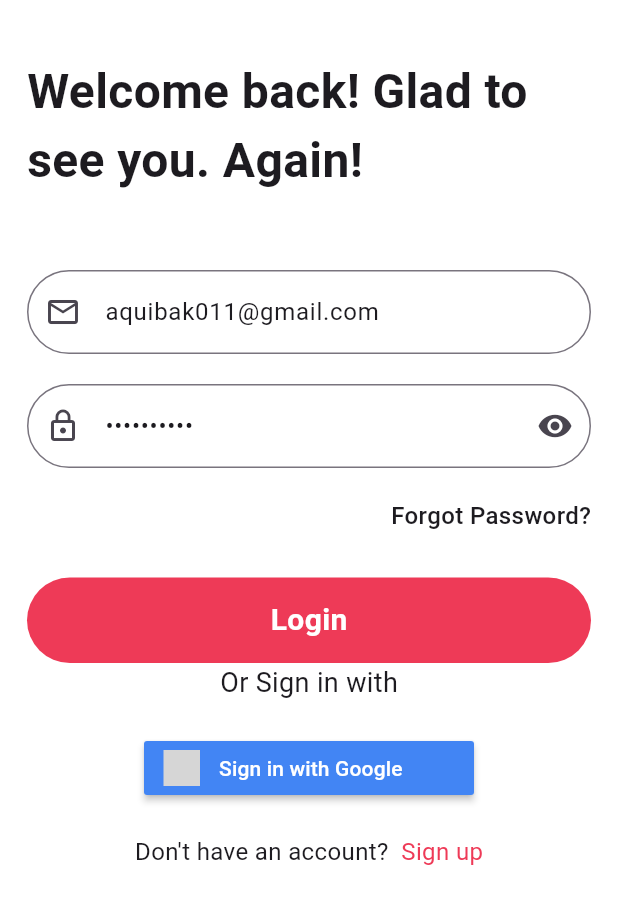
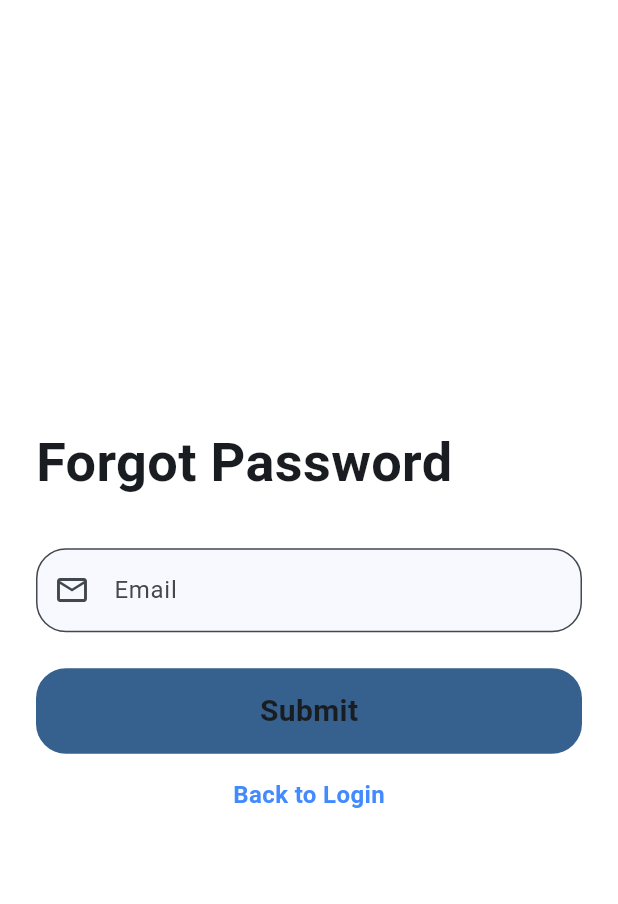
Before and after one commit to Aquib-ig/Mileage-Calculator, a Flutter app: the screen it shows after launch, after a tap on "Forgot Password?", on a phone screen of 412 x 824 dp. Shown: the top 904 px of the screen. Run offline on Flutter 3.47's test engine with Material 3 defaults, Android fonts, the phone set to English and light mode, and no system bars; our stand-ins replace cloud_firestore, firebase_auth, firebase_core, logger; accounts and stored records are empty; grey boxes are pictures that could not be loaded.

```diff
--- a/lib/main.dart
+++ b/lib/main.dart
@@ -4,6 +4,7 @@ import 'package:mileage_calculator/firebase_options.dart';
 import 'package:mileage_calculator/providers/auth_provider.dart';
 import 'package:mileage_calculator/providers/theme_provider.dart';
 import 'package:mileage_calculator/screens/auth/signin_screen.dart';
+import 'package:mileage_calculator/screens/auth/signup_screen.dart';
 import 'package:mileage_calculator/themes/app_theme.dart';
 import 'package:provider/provider.dart';
 
--- a/lib/providers/auth_provider.dart
+++ b/lib/providers/auth_provider.dart
@@ -105,4 +105,20 @@ class AuthProvider extends ChangeNotifier {
       notifyListeners();
     }
   }
+
+Future<void> forgotPassword(String email) async {
+  try {
+    _isLoading = true;
+    notifyListeners();
+
+    await _auth.sendPasswordResetEmail(email: email);
+  } on FirebaseAuthException catch (e) {
+    _logger.e("Forgot password error: ${e.code} - ${e.message}");
+    throw Exception("Failed to send reset email: ${e.message}");
+  } finally {
+    _isLoading = false;
+    notifyListeners();
+  }
 }
+
+}
--- a/lib/screens/auth/forget_password_screen.dart
+++ b/lib/screens/auth/forget_password_screen.dart
@@ -0,0 +1,84 @@
+import 'package:flutter/material.dart';
+import 'package:mileage_calculator/widgets/app_button.dart';
+import 'package:mileage_calculator/widgets/app_text_form_field.dart';
+
+class ForgetPasswordScreen extends StatefulWidget {
+  const ForgetPasswordScreen({super.key});
+
+  @override
+  State<ForgetPasswordScreen> createState() => _ForgetPasswordScreenState();
+}
+
+class _ForgetPasswordScreenState extends State<ForgetPasswordScreen> {
+  final TextEditingController _emailController = TextEditingController();
+  final _formKey = GlobalKey<FormState>();
+
+  @override
+  Widget build(BuildContext context) {
+    return Scaffold(
+      body: Center(
+        child: SingleChildScrollView(
+          padding: const EdgeInsets.symmetric(horizontal: 24.0),
+          child: Form(
+            key: _formKey,
+            child: Column(
+              mainAxisSize: MainAxisSize.min,
+              children: [
+                Align(
+                  alignment: Alignment.centerLeft,
+                  child: Text(
+                    "Forgot Password",
+                    style: TextStyle(fontSize: 36, fontWeight: FontWeight.bold),
+                  ),
+                ),
+                const SizedBox(height: 32),
+
+                /// Email Text Field
+                AppTextFormField(
+                  controller: _emailController,
+                  keyboardType: TextInputType.emailAddress,
+                  hintText: "Enter your email",
+                  lableText: "Email",
+                  prefixIcon: Icon(Icons.email_outlined),
+                  obscureText: false,
+                  validator: (value) {
+                    if (value == null || value.isEmpty) {
+                      return "Email cannot be empty";
+                    }
+                    return null;
+                  },
+                ),
+                const SizedBox(height: 24),
+
+                /// Submit Button
+                AppButton(
+                  child: Text(
+                    "Submit",
+                    style: TextStyle(fontSize: 20, fontWeight: FontWeight.bold),
+                  ),
+                  onTap: () {},
+                ),
+                SizedBox(height: 16),
+
+                GestureDetector(
+                  onTap: () {
+                    _emailController.clear();
+                    Navigator.pop(context);
+                  },
+                  child: Text(
+                    "Back to Login",
+                    style: TextStyle(
+                      color: Colors.blueAccent,
+                      fontWeight: FontWeight.bold,
+                      fontSize: 16,
+                    ),
+                  ),
+                ),
+              ],
+            ),
+          ),
+        ),
+      ),
+    );
+  }
+}
--- a/lib/screens/auth/signin_screen.dart
+++ b/lib/screens/auth/signin_screen.dart
@@ -1,9 +1,9 @@
 import 'dart:developer';
 
 import 'package:flutter/material.dart';
-import 'package:flutter_signin_button/flutter_signin_button.dart';
 import 'package:mileage_calculator/providers/auth_provider.dart';
 import 'package:mileage_calculator/screens/app/home_screen.dart';
+import 'package:mileage_calculator/screens/auth/forget_password_screen.dart';
 import 'package:mileage_calculator/screens/auth/signup_screen.dart';
 import 'package:mileage_calculator/widgets/app_button.dart';
 import 'package:mileage_calculator/widgets/app_text_form_field.dart';
@@ -17,68 +17,86 @@ class SigninScreen extends StatefulWidget {
 }
 
 class _SigninScreenState extends State<SigninScreen> {
-  final TextEditingController _emailController = TextEditingController(
-    text: "aquibak011@gmail.com",
-  );
-  final TextEditingController _passwordController = TextEditingController(
-    text: "aquibak011",
-  );
+  final TextEditingController _emailController = TextEditingController();
+  final TextEditingController _passwordController = TextEditingController();
   final _formKey = GlobalKey<FormState>();
-  bool _isPasswordVisible = true;
+  bool _isPasswordVisible = false;
 
   @override
   Widget build(BuildContext context) {
     final authProvider = context.watch<AuthProvider>();
 
     return Scaffold(
-      body: SafeArea(
-        child: SingleChildScrollView(
-          child: Padding(
-            padding: const EdgeInsets.all(18),
+      body: LayoutBuilder(
+        builder: (context, constraints) {
+          double maxWidth = constraints.maxWidth > 600 ? 500 : double.infinity;
+          double maxHeight = MediaQuery.of(context).size.height;
+
+          return SingleChildScrollView(
+            child: Container(
+              width: maxWidth,
+              height: maxHeight,
+              padding: const EdgeInsets.symmetric(horizontal: 24.0),
               child: Column(
                 children: [
+                  const Spacer(),
                   Form(
                     key: _formKey,
                     child: Column(
-                    mainAxisAlignment: MainAxisAlignment.center,
+                      crossAxisAlignment: CrossAxisAlignment.center,
                       children: [
-                      const SizedBox(height: 20),
-                      Text(
-                        "Welcome back! Glad to see you. Again!",
-                        textAlign: TextAlign.left,
-                        style: const TextStyle(
+                        Align(
+                          alignment: Alignment.centerLeft,
+                          child: Text(
+                            "Welcome Back!",
+                            style: TextStyle(
                               fontSize: 32,
                               fontWeight: FontWeight.bold,
                             ),
                           ),
-                      const SizedBox(height: 50),
+                        ),
+                        SizedBox(height: 10),
+                        Align(
+                          alignment: Alignment.centerLeft,
+                          child: Text(
+                            "Sign in to continue your journey.",
+                            style: TextStyle(
+                              fontSize: 18,
+                              color: Colors.grey,
+                              fontWeight: FontWeight.w500,
+                            ),
+                          ),
+                        ),
+                        SizedBox(height: 40),
+
                         AppTextFormField(
                           controller: _emailController,
+                          hintText: "Enter your email",
+                          lableText: "Email",
+                          prefixIcon: Icon(Icons.email_outlined),
                           keyboardType: TextInputType.emailAddress,
-                        hintText: "Email",
-                        prefixIcon: const Icon(Icons.email_outlined),
                           obscureText: false,
                           validator: (value) {
                             if (value == null || value.isEmpty) {
                               return "Email cannot be empty";
-                          } else if (!RegExp(
-                            r"^[a-zA-Z0-9._%+-]+@[a-zA-Z0-9.-]+\.[a-zA-Z]{2,}$",
-                          ).hasMatch(value)) {
-                            return "Enter a valid email";
                             }
                             return null;
                           },
                         ),
-                      const SizedBox(height: 20),
+                        SizedBox(height: 20),
+
                         AppTextFormField(
                           controller: _passwordController,
-                        hintText: "Password",
-                        prefixIcon: const Icon(Icons.lock_outline),
+                          hintText: "Enter your password",
+                          lableText: "Password",
+                          obscureText: !_isPasswordVisible,
+                          prefixIcon: Icon(Icons.lock_outline),
+                          keyboardType: TextInputType.text,
                           suffixIcon: IconButton(
                             icon: Icon(
                               _isPasswordVisible
-                                ? Icons.visibility
-                                : Icons.visibility_off,
+                                  ? Icons.visibility_off_outlined
+                                  : Icons.visibility_outlined,
                             ),
                             onPressed: () {
                               setState(() {
@@ -86,8 +104,6 @@ class _SigninScreenState extends State<SigninScreen> {
                               });
                             },
                           ),
-                        obscureText: _isPasswordVisible,
-                        keyboardType: TextInputType.text,
                           validator: (value) {
                             if (value == null || value.length < 6) {
                               return "Password must be at least 6 characters";
@@ -95,23 +111,31 @@ class _SigninScreenState extends State<SigninScreen> {
                             return null;
                           },
                         ),
-                      const SizedBox(height: 20),
+                        const SizedBox(height: 12),
+
                         Align(
                           alignment: Alignment.centerRight,
                           child: GestureDetector(
                             onTap: () {
-                            log("forgot button tapped!");
+
+                              Navigator.push(
+                                context,
+                                MaterialPageRoute(
+                                  builder: (_) => ForgetPasswordScreen(),
+                                ),
+                              );
                             },
-                          child: const Text(
+                            child: Text(
                               "Forgot Password?",
                               style: TextStyle(
-                              fontSize: 16,
-                              fontWeight: FontWeight.w500,
+                                color: Colors.blueAccent,
+                                fontWeight: FontWeight.bold,
                               ),
                             ),
                           ),
                         ),
-                      const SizedBox(height: 30),
+                        SizedBox(height: 20),
+
                         AppButton(
                           onTap: authProvider.isLoading
                               ? null
@@ -122,14 +146,13 @@ class _SigninScreenState extends State<SigninScreen> {
                                         _emailController.text.trim(),
                                         _passwordController.text.trim(),
                                       );
-                                    log("Login Successfull!!");
+
                                       _emailController.clear();
                                       _passwordController.clear();
-
-                                    Navigator.push(
+                                      Navigator.pushReplacement(
                                         context,
                                         MaterialPageRoute(
-                                        builder: (_) => const HomeScreen(),
+                                          builder: (_) => HomeScreen(),
                                         ),
                                       );
                                     } catch (e) {
@@ -146,51 +169,71 @@ class _SigninScreenState extends State<SigninScreen> {
                                     color: Colors.white,
                                   ),
                                 )
-                            : const Center(
-                                child: Text(
-                                  "Login",
+                              : Text(
+                                  "Sign In",
                                   style: TextStyle(
                                     fontSize: 20,
-                                    color: Colors.white,
+
                                     fontWeight: FontWeight.bold,
                                   ),
                                 ),
                         ),
+                        SizedBox(height: 20),
+                        Row(
+                          children: [
+                            Expanded(
+                              child: Divider(
+                                thickness: 1,
+                                color: Colors.grey.shade400,
+                              ),
+                            ),
+                            Padding(
+                              padding: const EdgeInsets.symmetric(
+                                horizontal: 8.0,
+                              ),
+                              child: Text(
+                                "or",
+                                style: TextStyle(color: Colors.grey),
+                              ),
+                            ),
+                            Expanded(
+                              child: Divider(
+                                thickness: 1,
+                                color: Colors.grey.shade400,
+                              ),
                             ),
                           ],
                         ),
-                ),
-                Column(
-                  children: [
-                    const Text(
-                      "Or Sign in with",
-                      style: TextStyle(fontSize: 18),
-                    ),
-                    const SizedBox(height: 20),
-                    SignInButton(Buttons.GoogleDark, onPressed: () {}),
-                    const SizedBox(height: 20),
+
+                        SizedBox(height: 20),
+
                         Row(
                           mainAxisAlignment: MainAxisAlignment.center,
                           children: [
-                        const Text(
-                          "Don't have an account? ",
-                          style: TextStyle(fontSize: 16),
+                            GestureDetector(
+                              onTap: () {},
+                              child: CircleAvatar(
+                                backgroundColor: Theme.of(
+                                  context,
+                                ).colorScheme.surface,
+                                radius: 20,
+                                child: Image.asset(
+                                  height: 20,
+                                  "assets/images/google_logo.png",
                                 ),
+                              ),
+                            ),
+                            SizedBox(width: 20),
                             GestureDetector(
-                          onTap: () {
-                            log("Sign up tapped");
-                            Navigator.push(
+                              onTap: () {},
+                              child: CircleAvatar(
+                                radius: 20,
+                                backgroundColor: Theme.of(
                                   context,
-                              MaterialPageRoute(
-                                builder: (context) => const SignupScreen(),
-                              ),
-                            );
-                          },
-                          child: const Text(
-                            " Sign up",
-                            style: TextStyle(
-                              color: Color(0xffee3a57),
-                              fontSize: 16,
+                                ).colorScheme.surface,
+                                child: Image.asset(
+                                  height: 24,
+                                  "assets/images/facebook_logo.png",
                                 ),
                               ),
                             ),
@@ -198,10 +241,35 @@ class _SigninScreenState extends State<SigninScreen> {
                         ),
                       ],
                     ),
+                  ),
+                  Spacer(),
+                  Row(
+                    mainAxisAlignment: MainAxisAlignment.center,
+                    children: [
+                      Text("Don’t have an account? "),
+                      GestureDetector(
+                        onTap: () {
+                          Navigator.push(
+                            context,
+                            MaterialPageRoute(builder: (_) => SignupScreen()),
+                          );
+                        },
+                        child: const Text(
+                          "Sign Up",
+                          style: TextStyle(
+                            color: Colors.blueAccent,
+                            fontWeight: FontWeight.bold,
+                          ),
+                        ),
+                      ),
+                    ],
+                  ),
+                  const SizedBox(height: 16),
                 ],
               ),
             ),
-        ),
+          );
+        },
       ),
     );
   }
--- a/lib/themes/app_theme.dart
+++ b/lib/themes/app_theme.dart
@@ -5,9 +5,9 @@ class AppTheme {
     brightness: Brightness.light,
     primarySwatch: Colors.blue,
     scaffoldBackgroundColor: Colors.white,
-    appBarTheme: const AppBarTheme(
-      backgroundColor: Colors.blue,
-      foregroundColor: Colors.white,
+    colorScheme: ColorScheme.fromSeed(
+      seedColor: Colors.blue,
+      secondary: Colors.deepPurple,
     ),
   );
 
@@ -15,9 +15,9 @@ class AppTheme {
     brightness: Brightness.dark,
     primarySwatch: Colors.blue,
     scaffoldBackgroundColor: Colors.grey[900],
-    appBarTheme: const AppBarTheme(
-      backgroundColor: Colors.black,
-      foregroundColor: Colors.white,
+    colorScheme: ColorScheme.fromSeed(
+      seedColor: Colors.blue,
+      secondary: Colors.deepPurple,
     ),
   );
 }
--- a/lib/widgets/app_button.dart
+++ b/lib/widgets/app_button.dart
@@ -3,6 +3,7 @@ import 'package:flutter/material.dart';
 class AppButton extends StatelessWidget {
   final Widget? child;
   final void Function()? onTap;
+
   const AppButton({super.key, required this.child, required this.onTap});
 
   @override
@@ -11,10 +12,10 @@ class AppButton extends StatelessWidget {
       onTap: onTap,
       child: Container(
         width: double.infinity,
-        padding: EdgeInsets.all(14),
+        padding: const EdgeInsets.all(14),
         decoration: BoxDecoration(
-          borderRadius: BorderRadius.circular(30),
-          color: Color(0xffee3a57),
+          borderRadius: BorderRadius.circular(20),
+          color: Theme.of(context).colorScheme.primary,
         ),
         child: Center(child: child),
       ),
--- a/lib/widgets/app_text_form_field.dart
+++ b/lib/widgets/app_text_form_field.dart
@@ -3,20 +3,22 @@ import 'package:flutter/material.dart';
 class AppTextFormField extends StatelessWidget {
   final TextEditingController? controller;
   final String? hintText;
+  final String? lableText;
   final Widget? prefixIcon;
   final Widget? suffixIcon;
   final bool obscureText;
   final TextInputType? keyboardType;
   final String? Function(String?)? validator;
+
   const AppTextFormField({
     super.key,
     required this.controller,
     required this.hintText,
-     this.prefixIcon,
+    this.prefixIcon,
     this.suffixIcon,
     required this.keyboardType,
     required this.validator,
-    required this.obscureText,
+    required this.obscureText, required this.lableText,
   });
 
   @override
@@ -24,10 +26,15 @@ class AppTextFormField extends StatelessWidget {
     return TextFormField(
       controller: controller,
       decoration: InputDecoration(
-        border: OutlineInputBorder(borderRadius: BorderRadius.circular(30)),
+        border: OutlineInputBorder(borderRadius: BorderRadius.circular(20)),
         hintText: hintText,
+        labelText: lableText,
         prefixIcon: prefixIcon,
         suffixIcon: suffixIcon,
+        filled: true,
+        fillColor:
+            Theme.of(context).inputDecorationTheme.fillColor ??
+            Theme.of(context).cardColor,
       ),
       obscureText: obscureText,
       keyboardType: keyboardType,
```
Also changed, not shown: lib/screens/auth/signup_screen.dart (+125 -78 lines), pubspec.yaml (+3 -5 lines), assets/images/facebook_logo.png (added), assets/images/google_logo.png (added), pubspec.lock. Lines whose indentation alone changed are shown as unchanged.
